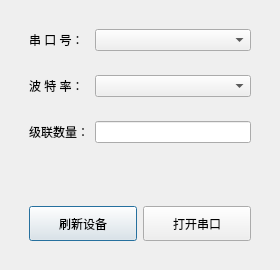
Qt form connect485.ui (ryanwong1999/BatteryMaster_Qt) before a commit.
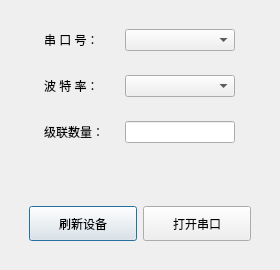
The same form after that commit.

The edit to the form file:
```diff
--- a/connect485.ui
+++ b/connect485.ui
@@ -46,7 +46,14 @@
           </widget>
          </item>
          <item>
-          <widget class="QComboBox" name="comboBox_serial"/>
+          <widget class="QComboBox" name="comboBox_serial">
+           <property name="maximumSize">
+            <size>
+             <width>110</width>
+             <height>16777215</height>
+            </size>
+           </property>
+          </widget>
          </item>
         </layout>
        </widget>
@@ -68,7 +75,14 @@
           </widget>
          </item>
          <item>
-          <widget class="QComboBox" name="comboBox_baudrate"/>
+          <widget class="QComboBox" name="comboBox_baudrate">
+           <property name="maximumSize">
+            <size>
+             <width>110</width>
+             <height>16777215</height>
+            </size>
+           </property>
+          </widget>
          </item>
         </layout>
        </widget>
@@ -90,7 +104,14 @@
           </widget>
          </item>
          <item>
-          <widget class="QLineEdit" name="lineEdit_max"/>
+          <widget class="QLineEdit" name="lineEdit_max">
+           <property name="maximumSize">
+            <size>
+             <width>110</width>
+             <height>16777215</height>
+            </size>
+           </property>
+          </widget>
          </item>
         </layout>
        </widget>
```
